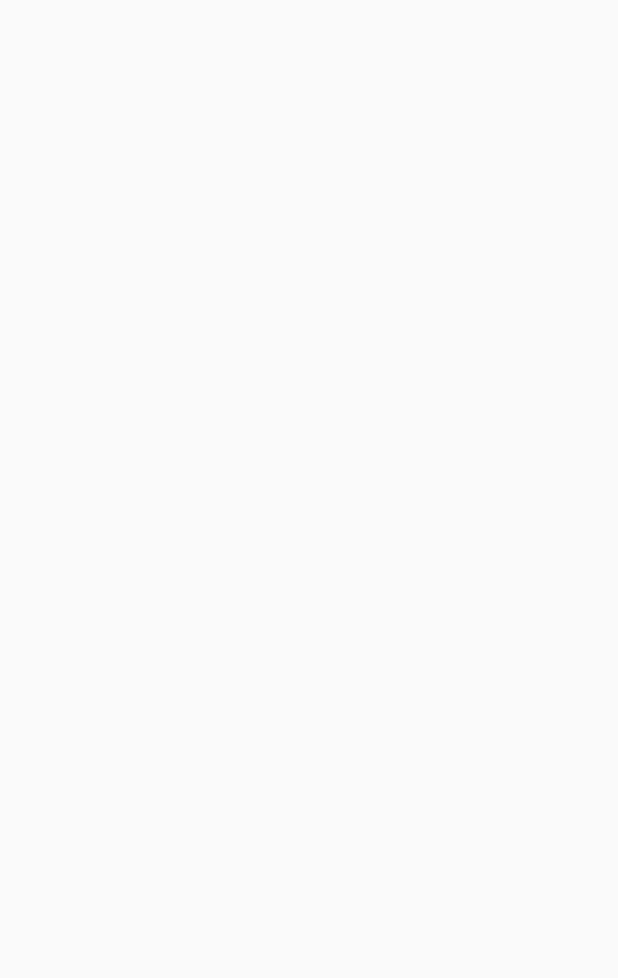
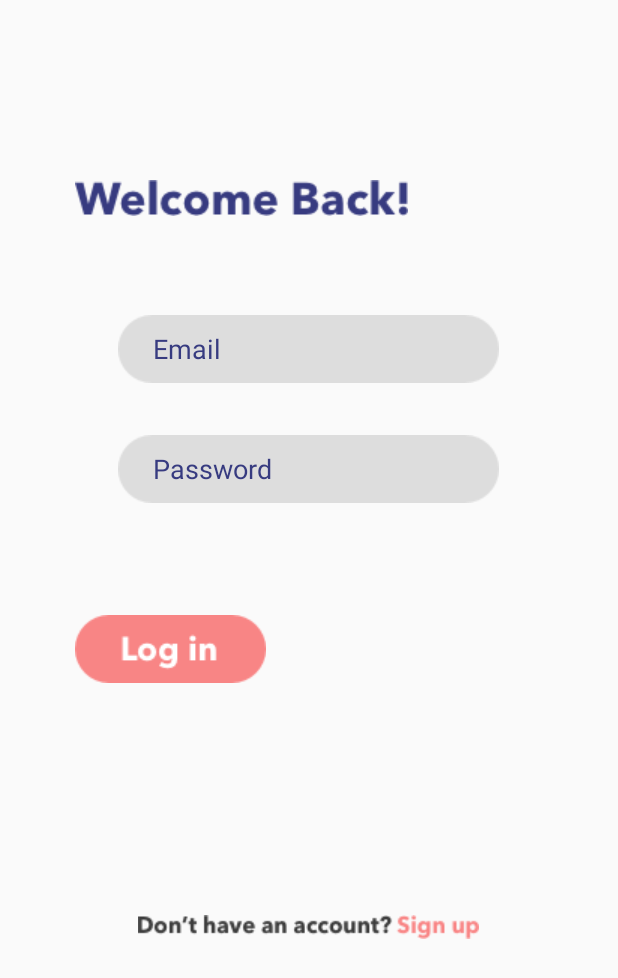
Before and after one commit to rebecca0323/Expressions, an Android app: the Login screen opened directly, with no data from a screen before it, on a phone screen of 412 x 824 dp. Before the commit the part shown is empty. Shown: the top 978 px of the screen. Run offline under Robolectric (Android 15) with nearby library versions, the phone set to English and light mode, and no system bars.

Commit message:
login page done

```diff
--- a/app/src/main/res/layout/activity_login.xml
+++ b/app/src/main/res/layout/activity_login.xml
@@ -1,9 +1,65 @@
 <?xml version="1.0" encoding="utf-8"?>
-<androidx.constraintlayout.widget.ConstraintLayout xmlns:android="http://schemas.android.com/apk/res/android"
+<RelativeLayout xmlns:android="http://schemas.android.com/apk/res/android"
     xmlns:app="http://schemas.android.com/apk/res-auto"
     xmlns:tools="http://schemas.android.com/tools"
     android:layout_width="match_parent"
     android:layout_height="match_parent"
     tools:context=".Login">
 
-</androidx.constraintlayout.widget.ConstraintLayout>
+    <ImageView
+        android:id="@+id/imageView6"
+        android:layout_width="wrap_content"
+        android:layout_height="wrap_content"
+        app:srcCompat="@drawable/welcome_back"
+        tools:layout_editor_absoluteX="34dp"
+        tools:layout_editor_absoluteY="45dp"
+        android:layout_marginLeft="50dp"
+        android:layout_marginTop="120dp"/>
+
+    <EditText
+        android:id="@+id/log_email"
+        android:layout_width="wrap_content"
+        android:layout_height="wrap_content"
+        android:layout_alignTop="@id/imageView6"
+        android:layout_centerHorizontal="true"
+        android:layout_marginTop="90dp"
+        android:background="@drawable/grey_but"
+        android:ems="10"
+        android:hint="     Email"
+        android:inputType="textEmailAddress"
+        android:textColor="@color/colorPrimaryDark"
+        android:textColorHint="@color/colorPrimaryDark" />
+
+    <EditText
+        android:id="@+id/log_password"
+        android:layout_width="wrap_content"
+        android:layout_height="wrap_content"
+        android:layout_alignTop="@id/log_email"
+        android:layout_centerHorizontal="true"
+        android:layout_marginTop="80dp"
+        android:background="@drawable/grey_but"
+        android:ems="10"
+        android:hint="     Password"
+        android:inputType="textPassword"
+        android:textColor="@color/colorPrimaryDark"
+        android:textColorHint="@color/colorPrimaryDark"
+        android:typeface="normal" />
+
+    <ImageView
+        android:id="@+id/imageView7"
+        android:layout_width="wrap_content"
+        android:layout_height="wrap_content"
+        app:srcCompat="@drawable/small_log_but"
+        android:layout_alignTop="@id/log_password"
+        android:layout_marginTop="120dp"
+        android:layout_marginLeft="50dp"/>
+
+    <ImageView
+        android:id="@+id/imageView8"
+        android:layout_width="wrap_content"
+        android:layout_height="wrap_content"
+        app:srcCompat="@drawable/sign_up_text"
+        android:layout_centerHorizontal="true"
+        android:layout_alignTop="@id/imageView7"
+        android:layout_marginTop="200dp"/>
+</RelativeLayout>
--- a/app/src/main/res/values/colors.xml
+++ b/app/src/main/res/values/colors.xml
@@ -1,6 +1,6 @@
 <?xml version="1.0" encoding="utf-8"?>
 <resources>
     <color name="colorPrimary">#008577</color>
-    <color name="colorPrimaryDark">#00574B</color>
+    <color name="colorPrimaryDark">#373B80</color>
     <color name="colorAccent">#D81B60</color>
 </resources>
```
Also changed, not shown: app/src/main/res/drawable/grey_but.png (added), app/src/main/res/drawable/small_log_but.png (added), app/src/main/res/drawable/welcome_back.png (added).
